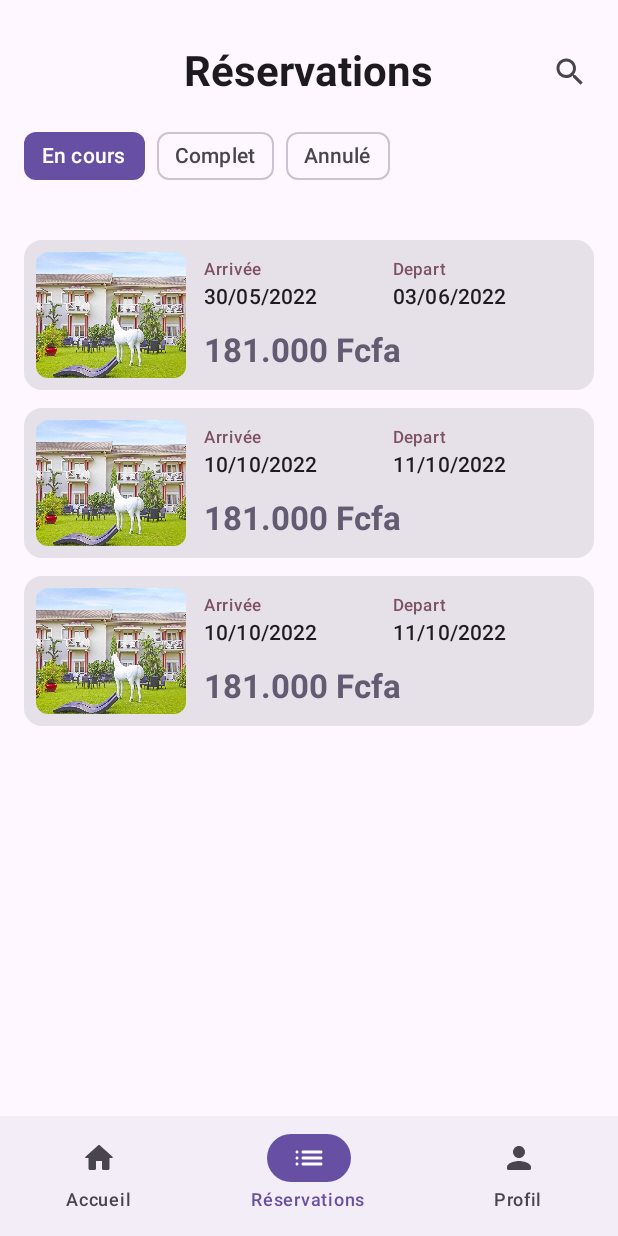
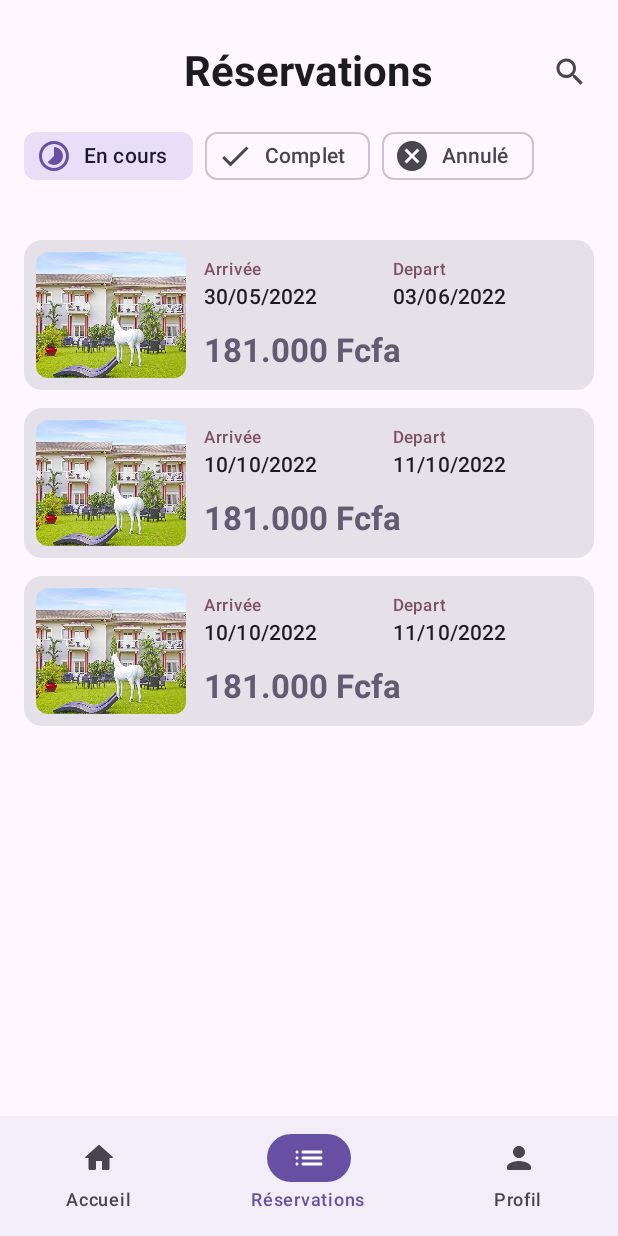
Before and after one commit to MelSardes/Nomad, an Android app built with Jetpack Compose: the screen it shows after launch (MainActivity), item 2 of the bottom bar chosen, on a phone screen of 412 x 824 dp. Run offline under Robolectric (Android 15) with nearby library versions, the phone set to English and light mode, and no system bars; our stand-ins replace accompanist.

Commit message:
Stack images in GallerySection Stack home column content over the video Update WeatherSection with icons and temperatures Add `see less` in the home DescriptionSection Add haptic vibration when clicking the `Book now` button

```diff
--- a/app/build.gradle.kts
+++ b/app/build.gradle.kts
@@ -22,7 +22,7 @@ android {
 
     buildTypes {
         release {
-            isMinifyEnabled = true
+            isMinifyEnabled = false
             proguardFiles(
                 getDefaultProguardFile("proguard-android-optimize.txt"),
                 "proguard-rules.pro"
--- a/app/src/main/java/com/mukite/nomad/data/datasource/DataSource.kt
+++ b/app/src/main/java/com/mukite/nomad/data/datasource/DataSource.kt
@@ -119,4 +119,30 @@ object DataSource {
             date = R.string.articleNews3_date,
         )
     )
+
+
+    val galleryImages = listOf(
+        R.drawable.gallerie1,
+        R.drawable.gallerie2,
+        R.drawable.gallerie3,
+        R.drawable.gallerie4,
+        R.drawable.gallerie5,
+        R.drawable.gallerie6,
+        R.drawable.gallerie7,
+        R.drawable.gallerie8,
+        R.drawable.gallerie9,
+    )
+
+
+    val weatherIconsList = listOf(
+        R.drawable.rain,
+        R.drawable.rain2,
+        R.drawable.rain3,
+        R.drawable.sun,
+        R.drawable.sun_cloud,
+        R.drawable.sun_rain,
+        R.drawable.sun_rain2,
+        R.drawable.thunderstorm,
+        R.drawable.thunderstorm_rain,
+    )
 }
--- a/app/src/main/java/com/mukite/nomad/ui/CommonUI.kt
+++ b/app/src/main/java/com/mukite/nomad/ui/CommonUI.kt
@@ -34,6 +34,7 @@ import androidx.compose.ui.text.style.BaselineShift
 import androidx.compose.ui.text.style.lerp
 import androidx.compose.ui.tooling.preview.Preview
 import androidx.compose.ui.unit.dp
+import com.mukite.nomad.data.datasource.DataSource.galleryImages
 import kotlin.math.absoluteValue
 
 @Composable
--- a/app/src/main/java/com/mukite/nomad/ui/HomeScreen.kt
+++ b/app/src/main/java/com/mukite/nomad/ui/HomeScreen.kt
@@ -1,7 +1,12 @@
 package com.mukite.nomad.ui
 
+import android.os.Build
+import android.os.VibrationEffect
+import android.system.Os
 import android.util.Log
+import androidx.annotation.RequiresApi
 import androidx.compose.animation.AnimatedVisibility
+import androidx.compose.foundation.background
 import androidx.compose.foundation.layout.Arrangement
 import androidx.compose.foundation.layout.Column
 import androidx.compose.foundation.layout.PaddingValues
@@ -10,6 +15,7 @@ import androidx.compose.foundation.layout.Spacer
 import androidx.compose.foundation.layout.fillMaxSize
 import androidx.compose.foundation.layout.fillMaxWidth
 import androidx.compose.foundation.layout.height
+import androidx.compose.foundation.layout.offset
 import androidx.compose.foundation.layout.padding
 import androidx.compose.foundation.layout.width
 import androidx.compose.foundation.rememberScrollState
@@ -32,6 +38,8 @@ import androidx.compose.ui.Modifier
 import androidx.compose.ui.draw.clip
 import androidx.compose.ui.graphics.Color
 import androidx.compose.ui.graphics.vector.ImageVector
+import androidx.compose.ui.hapticfeedback.HapticFeedbackType
+import androidx.compose.ui.platform.LocalHapticFeedback
 import androidx.compose.ui.res.stringResource
 import androidx.compose.ui.text.font.FontWeight
 import androidx.compose.ui.tooling.preview.Preview
@@ -39,6 +47,7 @@ import androidx.compose.ui.unit.dp
 import com.mukite.nomad.R
 
 
+@RequiresApi(Build.VERSION_CODES.Q)
 @Composable
 fun HomeScreen(
     modifier: Modifier = Modifier,
@@ -49,6 +58,7 @@ fun HomeScreen(
     var selectedImage by remember {
         mutableIntStateOf(0)
     }
+    val haptic = LocalHapticFeedback.current
 
     AnimatedVisibility(visible = dialogImageViewerOpened.value) {
         DialogImageViewer(selectedImage) {
@@ -62,23 +72,40 @@ fun HomeScreen(
             .verticalScroll(verticalScrollState)
             .fillMaxSize()
     ) {
-        VideoPlayer(modifier = Modifier.fillMaxWidth().height(200.dp))
-        Spacer(modifier = Modifier.height(14.dp))
+        VideoPlayer(modifier = Modifier
+            .fillMaxWidth()
+            .height(200.dp))
+//        Spacer(modifier = Modifier.height(14.dp))
 
+        Column(
+            modifier = Modifier
+                .offset(y = (-12).dp)
+                .clip(RoundedCornerShape(16.dp))
+                .background(MaterialTheme.colorScheme.background)
+        ) {
             HeaderSection(modifier = Modifier.padding(horizontal = 16.dp))
 
             Spacer(modifier = Modifier.height(32.dp))
             NewsSection(modifier = Modifier.fillMaxWidth())
 
             Spacer(modifier = Modifier.height(32.dp))
-        WeatherSection(modifier = Modifier.fillMaxWidth().padding(horizontal = 16.dp))
+            WeatherSection(
+                modifier = Modifier
+                    .fillMaxWidth()
+                    .padding(horizontal = 16.dp)
+            )
 
             Spacer(modifier = Modifier.height(32.dp))
             Button(
-            modifier = Modifier.fillMaxWidth().padding(horizontal = 16.dp),
+                modifier = Modifier
+                    .fillMaxWidth()
+                    .padding(horizontal = 16.dp),
                 contentPadding = PaddingValues(16.dp),
                 shape = RoundedCornerShape(12.dp),
-            onClick = { navigateToDateSelection() }
+                onClick = {
+                    haptic.performHapticFeedback(HapticFeedbackType.LongPress)
+                    navigateToDateSelection()
+                }
             ) {
                 Text(
                     text = stringResource(R.string.booking_now),
@@ -104,11 +131,13 @@ fun HomeScreen(
             ServicesSection(modifier = Modifier.fillMaxWidth())
 
             Spacer(modifier = Modifier.height(24.dp))
-        MapSection(modifier = Modifier
+            MapSection(
+                modifier = Modifier
                     .height(200.dp)
                     .fillMaxWidth()
                     .padding(horizontal = 16.dp)
             )
+        }
     }
 }
 
@@ -133,6 +162,7 @@ fun TabItem(icon: ImageVector, index: Int, selectedIndex: Int, modifier: Modifie
     }
 }
 
+@RequiresApi(Build.VERSION_CODES.Q)
 @Preview(showBackground = true, showSystemUi = true, device = "id:small_phone")
 @Composable
 fun HomeScreenPreview() {
--- a/app/src/main/java/com/mukite/nomad/ui/HomeScreenContent.kt
+++ b/app/src/main/java/com/mukite/nomad/ui/HomeScreenContent.kt
@@ -19,6 +19,7 @@ import androidx.compose.foundation.layout.fillMaxHeight
 import androidx.compose.foundation.layout.fillMaxSize
 import androidx.compose.foundation.layout.fillMaxWidth
 import androidx.compose.foundation.layout.height
+import androidx.compose.foundation.layout.offset
 import androidx.compose.foundation.layout.padding
 import androidx.compose.foundation.layout.size
 import androidx.compose.foundation.layout.width
@@ -32,6 +33,7 @@ import androidx.compose.material.icons.Icons
 import androidx.compose.material.icons.filled.Close
 import androidx.compose.material.icons.rounded.LocationOn
 import androidx.compose.material3.Card
+import androidx.compose.material3.CardColors
 import androidx.compose.material3.CardDefaults
 import androidx.compose.material3.ExperimentalMaterial3Api
 import androidx.compose.material3.Icon
@@ -81,7 +83,9 @@ import androidx.media3.ui.AspectRatioFrameLayout
 import androidx.media3.ui.PlayerView
 import com.mukite.nomad.R
 import com.mukite.nomad.data.datasource.DataSource
+import com.mukite.nomad.data.datasource.DataSource.galleryImages
 import com.mukite.nomad.data.datasource.DataSource.newsList
+import com.mukite.nomad.data.datasource.DataSource.weatherIconsList
 import com.mukite.nomad.data.model.News
 import com.mukite.nomad.data.model.Service
 import com.mukite.nomad.utils.MapScreen
@@ -129,7 +133,8 @@ fun HeaderSection(modifier: Modifier = Modifier) {
             color = MaterialTheme.colorScheme.primary,
             style = MaterialTheme.typography.headlineMedium,
             fontWeight = FontWeight.SemiBold,
-            modifier = Modifier.fillMaxWidth()
+            modifier = Modifier.fillMaxWidth(),
+            textAlign = TextAlign.Center
         )
 
         Row(
@@ -145,8 +150,9 @@ fun HeaderSection(modifier: Modifier = Modifier) {
             )
 
             Text(
-                text = "Quartier de l'aéroport, B.P. 8580, Libreville - Gabon",
-                style = MaterialTheme.typography.labelSmall
+                text = stringResource(R.string.hotel_location),
+                style = MaterialTheme.typography.labelSmall,
+                textAlign = TextAlign.Center
             )
         }
     }
@@ -286,7 +292,7 @@ fun DescriptionSection(modifier: Modifier = Modifier) {
                     else R.string.nomad_hotel_description_expanded
                 ))
 
-                if(isContentHidden) {
+
                     withStyle(
                         style = SpanStyle(
                             textDecoration = TextDecoration.Underline,
@@ -294,12 +300,15 @@ fun DescriptionSection(modifier: Modifier = Modifier) {
                             fontWeight = FontWeight.Bold,
                         )
                     ) {
-                        append(stringResource(id = R.string.see_more))
+                        append(stringResource(
+                            id = if(isContentHidden) R.string.see_more else R.string.see_less
+                        ))
                     }
-                }
+
             },
             color = MaterialTheme.colorScheme.onSurface,
-            style = MaterialTheme.typography.bodyMedium
+            style = MaterialTheme.typography.bodyMedium,
+            textAlign = TextAlign.Justify
         )
     }
 }
@@ -307,22 +316,28 @@ fun DescriptionSection(modifier: Modifier = Modifier) {
 @Composable
 fun GallerySection(modifier: Modifier = Modifier, onImageClick: (image: Int) -> Unit) {
     Column(horizontalAlignment = Alignment.Start, modifier = modifier) {
-        HeaderSectionTitle(title = R.string.photo_gallery, link = R.string.see_all, modifier = Modifier.padding(horizontal = 16.dp))
+        HeaderSectionTitle(
+            title = R.string.photo_gallery,
+            link = R.string.see_all,
+            modifier = Modifier.padding(horizontal = 16.dp)
+        )
 
         Spacer(modifier = Modifier.height(8.dp))
 
         LazyRow(
-            horizontalArrangement = Arrangement.spacedBy(8.dp),
             modifier = Modifier.height(112.dp)
         ) {
 
+            item {
+                Spacer(modifier = Modifier.width(16.dp))
+            }
             items(galleryImages) { image ->
-                Spacer(modifier = Modifier.width(16.dp))
-
                 Box(
                     modifier = Modifier
                         .fillMaxHeight()
                         .width(132.dp)
+                        .offset(x = ((-20)*galleryImages.indexOf(image)).dp)
+                        .shadow(6.dp, RoundedCornerShape(12.dp), spotColor = Color.Black)
                         .clip(RoundedCornerShape(12.dp))
                         .clickable { onImageClick(galleryImages.indexOf(image)) },
                     contentAlignment = Alignment.Center
@@ -334,9 +349,6 @@ fun GallerySection(modifier: Modifier = Modifier, onImageClick: (image: Int) ->
                         contentScale = ContentScale.Crop
                     )
                 }
-
-                Spacer(modifier = Modifier.width(8.dp))
-
             }
         }
     }
@@ -407,16 +419,11 @@ fun HeaderSectionTitle(@StringRes title: Int, modifier: Modifier = Modifier, @St
 }
 
 @Composable
-fun NewsSectionPreview() {
-    Surface(modifier = Modifier.fillMaxSize()) {
-        NewsSection(modifier = Modifier.fillMaxWidth())
-    }
-}
-
-@Composable
 fun NewsSection(modifier: Modifier = Modifier) {
-
-    Row(modifier = modifier.horizontalScroll(rememberScrollState()), horizontalArrangement = Arrangement.spacedBy(12.dp)) {
+    Row(
+        modifier = modifier.horizontalScroll(rememberScrollState()),
+        horizontalArrangement = Arrangement.spacedBy(12.dp)
+    ) {
         Spacer(modifier = Modifier.width(4.dp))
         newsList.forEach {
             NewsItem(news = it, modifier = Modifier.width(280.dp))
@@ -428,7 +435,13 @@ fun NewsSection(modifier: Modifier = Modifier) {
 @OptIn(ExperimentalMaterial3Api::class)
 @Composable
 fun NewsItem(news: News, modifier: Modifier = Modifier) {
-    Card(modifier = modifier.height(90.dp), elevation = CardDefaults.cardElevation(2.dp), shape = RoundedCornerShape(8.dp), onClick = {}) {
+    Card(
+        modifier = modifier.height(100.dp),
+        elevation = CardDefaults.cardElevation(2.dp),
+        shape = RoundedCornerShape(8.dp),
+        onClick = {},
+        colors = CardDefaults.cardColors(containerColor = MaterialTheme.colorScheme.surface)
+    ) {
         Row {
             Box(modifier = Modifier
                 .fillMaxHeight()
@@ -442,16 +455,16 @@ fun NewsItem(news: News, modifier: Modifier = Modifier) {
                         .clip(RoundedCornerShape(8.dp, 0.dp, 0.dp, 8.dp))
                 )
             }
-            Spacer(modifier = Modifier.width(8.dp))
+//            Spacer(modifier = Modifier.width(8.dp))
             Column(
                 modifier = Modifier
                     .fillMaxHeight()
-                    .padding(vertical = 4.dp),
+                    .padding(8.dp),
                 verticalArrangement = Arrangement.SpaceBetween
             ) {
                 Text(
                     text = stringResource(id = news.title).lowercase().replaceFirstChar { it.uppercase() },
-                    color = MaterialTheme.colorScheme.secondary,
+//                    color = MaterialTheme.colorScheme.secondary,
                     style = MaterialTheme.typography.bodyMedium ,
                     fontWeight = FontWeight.SemiBold,
                     maxLines = 3,
@@ -467,14 +480,6 @@ fun NewsItem(news: News, modifier: Modifier = Modifier) {
                 )
             }
         }
-    }
-}
-
-@Preview
-@Composable
-fun NewsItemPreview() {
-    Surface {
-        NewsItem(news = newsList[0])
     }
 }
 
@@ -508,26 +513,16 @@ fun DayItem(day: LocalDate, modifier: Modifier = Modifier) {
             style = MaterialTheme.typography.labelLarge,
         )
         Spacer(modifier = Modifier.height(12.dp))
-        Image(painter = painterResource(id = R.drawable.sun), contentDescription = null, modifier = Modifier.size(32.dp))
+        Image(
+            painter = painterResource(id = weatherIconsList.random()),
+            contentDescription = null,
+            modifier = Modifier.size(32.dp)
+        )
         Text(
-            text = "28°",
+            text = "${(18..38).random()}°",
             color = MaterialTheme.colorScheme.secondary,
             style = MaterialTheme.typography.displaySmall,
             fontWeight = FontWeight.SemiBold
         )
-
     }
 }
-
-
-val galleryImages = listOf(
-    R.drawable.gallerie1,
-    R.drawable.gallerie2,
-    R.drawable.gallerie3,
-    R.drawable.gallerie4,
-    R.drawable.gallerie5,
-    R.drawable.gallerie6,
-    R.drawable.gallerie7,
-    R.drawable.gallerie8,
-    R.drawable.gallerie9,
-)
--- a/app/src/main/java/com/mukite/nomad/ui/NomadApp.kt
+++ b/app/src/main/java/com/mukite/nomad/ui/NomadApp.kt
@@ -2,6 +2,8 @@
 
 package com.mukite.nomad.ui
 
+import android.os.Build
+import androidx.annotation.RequiresApi
 import androidx.annotation.StringRes
 import androidx.compose.foundation.layout.PaddingValues
 import androidx.compose.foundation.layout.fillMaxSize
@@ -147,6 +149,7 @@ fun NomadAppBar(
     )
 }
 
+@RequiresApi(Build.VERSION_CODES.Q)
 @Composable
 fun NomadApp(
 ) {
@@ -198,6 +201,7 @@ fun NomadApp(
     }
 }
 
+@RequiresApi(Build.VERSION_CODES.Q)
 @OptIn(ExperimentalMaterial3Api::class)
 @Composable
 private fun NomadNavContent(
@@ -229,8 +233,10 @@ private fun NomadNavContent(
 
         composable(route = BottomNavigationItem.Home.route) {
 //                Text(text = "Home")
-            HomeScreen(modifier = Modifier.fillMaxSize()) {
-                navController.navigate(NomadScreen.BookingDetails.name)
+            Surface {
+                HomeScreen(modifier = Modifier.fillMaxSize()) {
+                    navController.navigate(NomadScreen.BookingDetails.name)
+                }
             }
         }
 
--- a/app/src/main/java/com/mukite/nomad/ui/bookingHistory/BookingHistory.kt
+++ b/app/src/main/java/com/mukite/nomad/ui/bookingHistory/BookingHistory.kt
@@ -18,11 +18,15 @@ import androidx.compose.foundation.rememberScrollState
 import androidx.compose.foundation.shape.RoundedCornerShape
 import androidx.compose.foundation.verticalScroll
 import androidx.compose.material.icons.Icons
+import androidx.compose.material.icons.filled.Cancel
+import androidx.compose.material.icons.filled.Check
 import androidx.compose.material.icons.filled.Search
+import androidx.compose.material.icons.filled.Timelapse
 import androidx.compose.material3.Card
 import androidx.compose.material3.CardDefaults
 import androidx.compose.material3.CenterAlignedTopAppBar
 import androidx.compose.material3.ExperimentalMaterial3Api
+import androidx.compose.material3.FilterChip
 import androidx.compose.material3.Icon
 import androidx.compose.material3.InputChip
 import androidx.compose.material3.InputChipDefaults
@@ -132,9 +136,9 @@ private fun BookingList(selectedChip: Int, scrollState: ScrollState, onCardClick
 }
 
 val chipsTags = listOf(
-    "En cours",
-    "Complet",
-    "Annulé"
+    Pair("En cours",Icons.Filled.Timelapse),
+    Pair("Complet", Icons.Filled.Check),
+    Pair("Annulé", Icons.Filled.Cancel),
 )
 
 @Composable
@@ -146,15 +150,26 @@ private fun ChipsOptions(
 ) {
 
     Row(modifier = modifier, horizontalArrangement = Arrangement.spacedBy(8.dp)) {
-        chipsTags.forEachIndexed { index, chipTag ->
-            InputChip(
+        chipsTags.forEachIndexed { index, (chipTag, icon) ->
+            FilterChip(
                 selected = selectedChip == index,
                 onClick = { onChipSelected(index) },
+                leadingIcon = { Icon(imageVector = icon, contentDescription = null) },
                 label = { Text(chipTag) },
                 colors = InputChipDefaults.inputChipColors(
                     containerColor = MaterialTheme.colorScheme.surface,
-                    selectedContainerColor = MaterialTheme.colorScheme.primary,
-                    selectedLabelColor = MaterialTheme.colorScheme.onPrimary,
+                    selectedContainerColor = when (index) {
+                        0 -> MaterialTheme.colorScheme.secondaryContainer
+                        1 -> MaterialTheme.colorScheme.inverseSurface
+                        2 -> MaterialTheme.colorScheme.errorContainer
+                        else -> MaterialTheme.colorScheme.primary
+                    },
+                    selectedLabelColor = when (index) {
+                        0 -> MaterialTheme.colorScheme.onSecondaryContainer
+                        1 -> MaterialTheme.colorScheme.inverseOnSurface
+                        2 -> MaterialTheme.colorScheme.onErrorContainer
+                        else -> MaterialTheme.colorScheme.primary
+                    },
                 )
             )
         }
--- a/app/src/main/res/values/strings.xml
+++ b/app/src/main/res/values/strings.xml
@@ -11,7 +11,7 @@
     <string name="see_all">Tout voir</string>
     <string name="details">Détails</string>
     <string name="nomad_hotel_description_short">LA SOLUTION POUR VOS VOYAGES D’AFFAIRES AU GABON\nUn hôtel d’exception, à la fois proche et délicieusement à l’abri du temps. Un lieu qui cultive en toute discrétion l’excellence, l’authenticité et la simplicité ... </string>
-    <string name="nomad_hotel_description_expanded">LA SOLUTION POUR VOS VOYAGES D’AFFAIRES AU GABON\nUn hôtel d’exception, à la fois proche et délicieusement à l’abri du temps. Un lieu qui cultive en toute discrétion l’excellence, l’authenticité et la simplicité.\n\nEn franchissant les portes du NOMAD, un havre de paix s’invite pour les séjours professionnels comme pour les séjours détentes.\nL’hôtel NOMAD vous offre un service personnalisé et une prestation haut de gamme.\n\nTous les jours, toute l\'année, pour chaque séjour.\n\nBienvenue au NOMAD</string>
+    <string name="nomad_hotel_description_expanded">LA SOLUTION POUR VOS VOYAGES D’AFFAIRES AU GABON\nUn hôtel d’exception, à la fois proche et délicieusement à l’abri du temps. Un lieu qui cultive en toute discrétion l’excellence, l’authenticité et la simplicité.\n\nEn franchissant les portes du NOMAD, un havre de paix s’invite pour les séjours professionnels comme pour les séjours détentes.\nL’hôtel NOMAD vous offre un service personnalisé et une prestation haut de gamme.\n\nTous les jours, toute l\'année, pour chaque séjour.\n\nBienvenue au NOMAD ... </string>
     <string name="see_more">Voir plus</string>
     <string name="description">Description</string>
     <string name="airportWelcome">Accueil aéroport</string>
@@ -56,4 +56,6 @@
     <string name="massage">Massage</string>
     <string name="atm">ATM</string>
     <string name="clothesService">Service de linge</string>
+    <string name="hotel_location">Quartier de l\'aéroport, B.P. 8580, Libreville - Gabon</string>
+    <string name="see_less">Voir moins</string>
 </resources>
```
Lines whose indentation alone changed are shown as unchanged.
